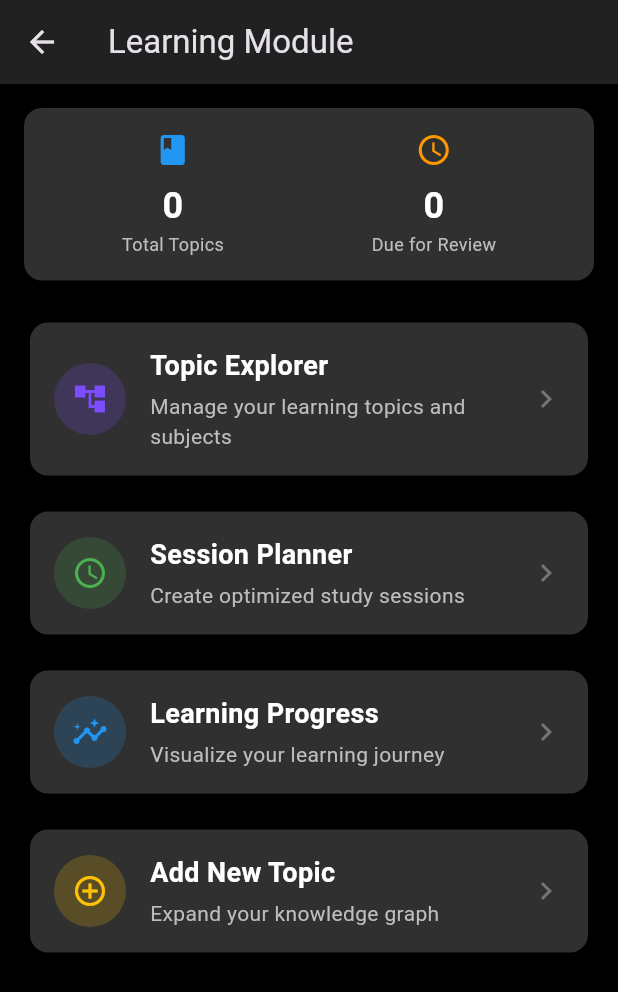
After one commit to DigitalDemi/Project-X, a Flutter app: the LearningModuleHome screen opened directly, on a phone screen of 412 x 824 dp. The commit adds this screen. Shown: the top 992 px of the screen. Run offline on Flutter 3.47's test engine with Material 3 defaults, Android fonts, the phone set to English and light mode, and no system bars; our stand-ins replace fl_chart, flutter_markdown, flutter_rating_bar, googleapis_auth, image_picker, shared_preferences and 1 more; missing offline and left inert: googleapis, icalendar_parser; accounts and stored records are empty; network calls fail.

Commit message:
Need to fix learning progress, viuslisation and add content

```diff
--- /dev/null
+++ b/frontend/lib/ui/learning/learning_module_home.dart
@@ -0,0 +1,206 @@
+// lib/ui/learning/learning_module_home.dart
+import 'package:flutter/material.dart';
+import 'package:frontend/ui/pages/learning_dashboard.dart';
+import 'package:frontend/ui/learning/progress_visualisation_page.dart';
+import 'package:frontend/ui/learning/session_planner_page.dart';
+import 'package:frontend/ui/pages/add_topic_page.dart';
+import 'package:provider/provider.dart';
+import 'package:frontend/services/learning_service.dart';
+
+class LearningModuleHome extends StatelessWidget {
+  const LearningModuleHome({super.key});
+
+  @override
+  Widget build(BuildContext context) {
+    return Scaffold(
+      backgroundColor: Colors.black,
+      appBar: AppBar(
+        backgroundColor: Colors.grey[900],
+        title: const Text('Learning Module'),
+        elevation: 0,
+      ),
+      body: Consumer<LearningService>(
+        builder: (context, learningService, child) {
+          final topicCount = learningService.topics.length;
+          final dueTopics = learningService.getDueTopics().length;
+
+          return SingleChildScrollView(
+            padding: const EdgeInsets.all(16),
+            child: Column(
+              crossAxisAlignment: CrossAxisAlignment.start,
+              children: [
+                // Stats summary
+                Container(
+                  padding: const EdgeInsets.all(16),
+                  decoration: BoxDecoration(
+                    color: Colors.grey[850],
+                    borderRadius: BorderRadius.circular(12),
+                  ),
+                  child: Row(
+                    mainAxisAlignment: MainAxisAlignment.spaceAround,
+                    children: [
+                      _buildStatWidget(
+                        context,
+                        Icons.book,
+                        topicCount.toString(),
+                        'Total Topics',
+                        Colors.blue,
+                      ),
+                      _buildStatWidget(
+                        context,
+                        Icons.access_time,
+                        dueTopics.toString(),
+                        'Due for Review',
+                        Colors.orange,
+                      ),
+                    ],
+                  ),
+                ),
+                const SizedBox(height: 24),
+
+                // Module cards
+                _buildModuleCard(
+                  context,
+                  'Topic Explorer',
+                  'Manage your learning topics and subjects',
+                  Icons.account_tree,
+                  Colors.deepPurpleAccent,
+                  () => Navigator.push(
+                    context,
+                    MaterialPageRoute(builder: (context) => const LearningDashboard()),
+                  ),
+                ),
+                const SizedBox(height: 16),
+
+                _buildModuleCard(
+                  context,
+                  'Session Planner',
+                  'Create optimized study sessions',
+                  Icons.schedule,
+                  Colors.green,
+                  () => Navigator.push(
+                    context,
+                    MaterialPageRoute(builder: (context) => const SessionPlannerPage()),
+                  ),
+                ),
+                const SizedBox(height: 16),
+
+                _buildModuleCard(
+                  context,
+                  'Learning Progress',
+                  'Visualize your learning journey',
+                  Icons.insights,
+                  Colors.blue,
+                  () => Navigator.push(
+                    context,
+                    MaterialPageRoute(builder: (context) => const ProgressVisualizationPage()),
+                  ),
+                ),
+                const SizedBox(height: 16),
+
+                _buildModuleCard(
+                  context,
+                  'Add New Topic',
+                  'Expand your knowledge graph',
+                  Icons.add_circle_outline,
+                  Colors.amber,
+                  () => Navigator.push(
+                    context,
+                    MaterialPageRoute(builder: (context) => const AddTopicPage()),
+                  ),
+                ),
+              ],
+            ),
+          );
+        },
+      ),
+    );
+  }
+
+  Widget _buildStatWidget(
+    BuildContext context,
+    IconData icon,
+    String value,
+    String label,
+    Color color,
+  ) {
+    return Column(
+      children: [
+        Icon(icon, color: color, size: 24),
+        const SizedBox(height: 8),
+        Text(
+          value,
+          style: const TextStyle(
+            color: Colors.white,
+            fontSize: 24,
+            fontWeight: FontWeight.bold,
+          ),
+        ),
+        Text(
+          label,
+          style: TextStyle(color: Colors.grey[400], fontSize: 12),
+        ),
+      ],
+    );
+  }
+
+  Widget _buildModuleCard(
+    BuildContext context,
+    String title,
+    String description,
+    IconData icon,
+    Color color,
+    VoidCallback onTap,
+  ) {
+    return Card(
+      color: Colors.grey[850],
+      shape: RoundedRectangleBorder(
+        borderRadius: BorderRadius.circular(12),
+      ),
+      child: InkWell(
+        borderRadius: BorderRadius.circular(12),
+        onTap: onTap,
+        child: Padding(
+          padding: const EdgeInsets.all(16),
+          child: Row(
+            children: [
+              Container(
+                padding: const EdgeInsets.all(12),
+                decoration: BoxDecoration(
+                  color: color.withOpacity(0.2),
+                  shape: BoxShape.circle,
+                ),
+                child: Icon(icon, color: color, size: 24),
+              ),
+              const SizedBox(width: 16),
+              Expanded(
+                child: Column(
+                  crossAxisAlignment: CrossAxisAlignment.start,
+                  children: [
+                    Text(
+                      title,
+                      style: const TextStyle(
+                        color: Colors.white,
+                        fontSize: 18,
+                        fontWeight: FontWeight.bold,
+                      ),
+                    ),
+                    const SizedBox(height: 4),
+                    Text(
+                      description,
+                      style: TextStyle(
+                        color: Colors.grey[400],
+                        fontSize: 14,
+                      ),
+                    ),
+                  ],
+                ),
+              ),
+              Icon(Icons.chevron_right, color: Colors.grey[600]),
+            ],
+          ),
+        ),
+      ),
+    );
+  }
+}
--- a/frontend/lib/ui/navigation/shared/body.dart
+++ b/frontend/lib/ui/navigation/shared/body.dart
@@ -1,6 +1,7 @@
 // Update for lib/ui/navigation/shared/body.dart
 import 'package:flutter/material.dart';
 import 'package:frontend/ui/calender/calendar_view.dart';
+import 'package:frontend/ui/learning/learning_module_home.dart';
 import 'package:frontend/ui/navigation/shared/bottom_navigation.dart';
 import 'package:frontend/ui/navigation/shared/top_bar.dart';
 import 'package:frontend/ui/self_regulation/self_regulation_page.dart';
@@ -45,7 +46,7 @@ class _BodyState extends State<Body> {
           ),
         );
       case 1:
-        return const LearningModuleNavigator(); // Replace the Learning Dashboard with our new navigator
+        return const LearningModuleHome(); // Replace the Learning Dashboard with our new navigator
       case 2:
         return const LearningResourcesPage();
       case 3:
--- a/frontend/lib/ui/navigation/shared/bottom_navigation.dart
+++ b/frontend/lib/ui/navigation/shared/bottom_navigation.dart
@@ -61,11 +61,6 @@ class _CustomBottomNavigationState extends State<CustomBottomNavigation> {
             activeIcon: Icon(Icons.psychology),
             label: 'Self-Regulation',
           ),
-          BottomNavigationBarItem(
-            icon: Icon(Icons.grid_view_outlined),
-            activeIcon: Icon(Icons.grid_view),
-            label: 'Modules',
-          ),
         ],
       ),
     );
```
